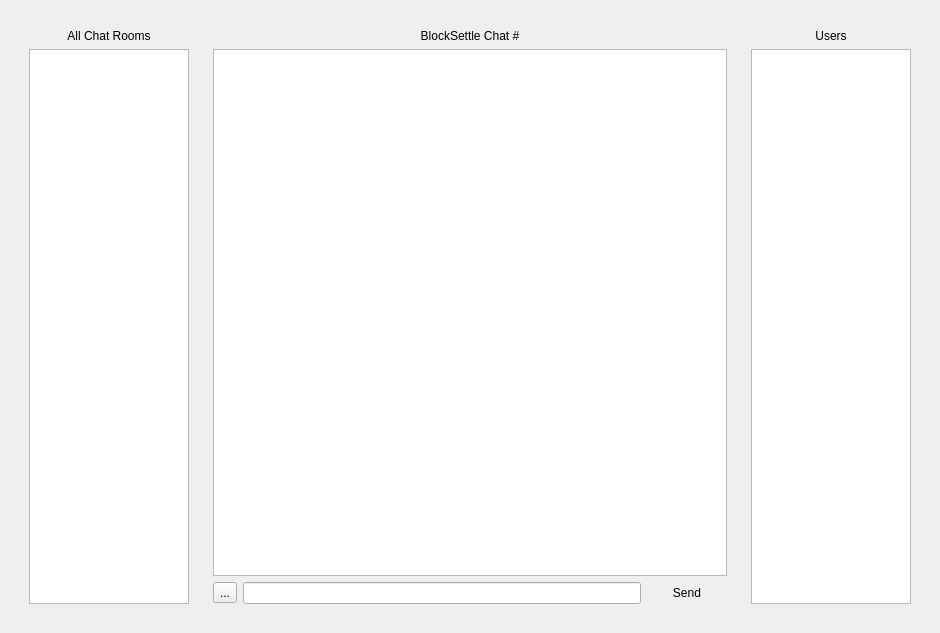
Before: the Qt Designer form BlockSettleUILib/ChatWidget.ui in BlockSettle/terminal, drawn with Qt 5.
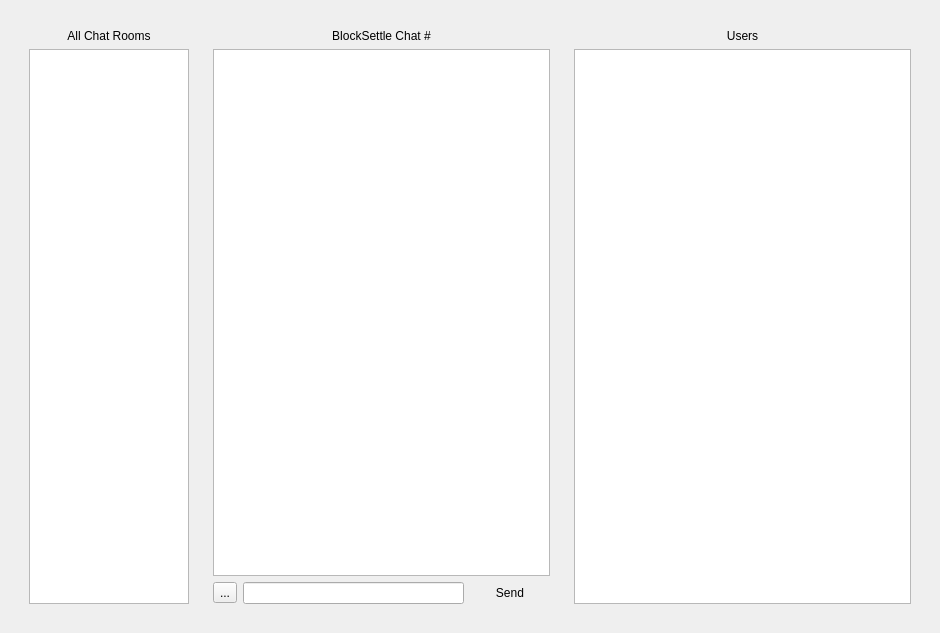
After: the same form once the commit is applied. The open tabs and pages were chosen to show the change.

```diff
--- a/BlockSettleUILib/ChatWidget.ui
+++ b/BlockSettleUILib/ChatWidget.ui
@@ -36,7 +36,7 @@
       </layout>
      </widget>
      <widget class="QWidget" name="pageActive">
-      <layout class="QHBoxLayout" name="horizontalLayout_3" stretch="2,6,2">
+      <layout class="QHBoxLayout" name="horizontalLayout_3" stretch="2,4,4">
        <item>
         <widget class="QFrame" name="roomsFrame">
          <property name="headerPanel" stdset="0">
```
Left out of the diff: 9 changed lines with no effect on the pictures.
